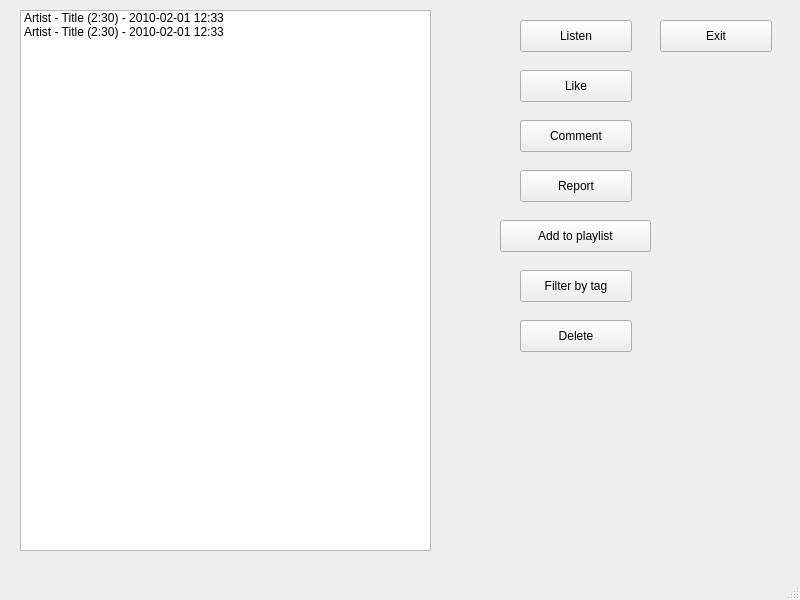
Qt form project/lab6/mainwindow.ui (aneroid11/Databases) before a commit.
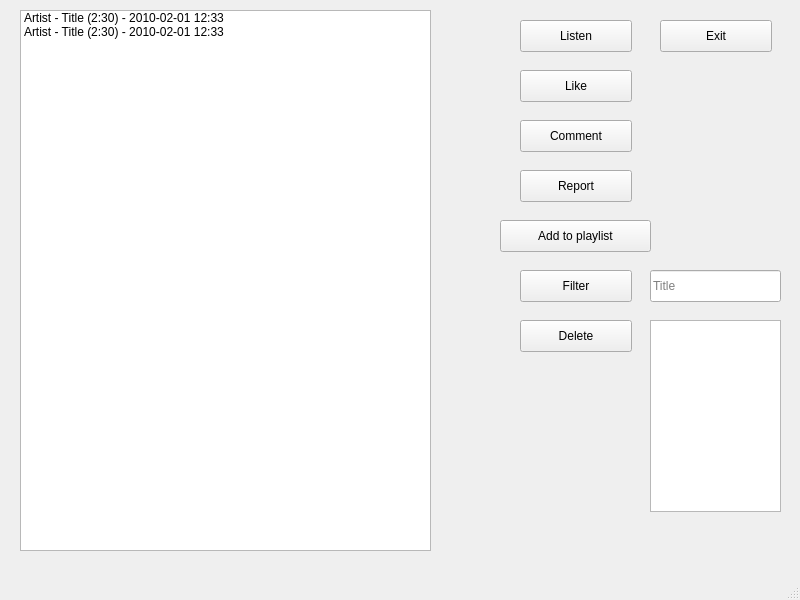
The same form after that commit. The open tabs and pages were chosen to show the change.

Commit message: search tracks by title

```diff
--- a/project/lab6/mainwindow.ui
+++ b/project/lab6/mainwindow.ui
@@ -763,7 +763,7 @@
        </rect>
       </property>
       <property name="text">
-       <string>Filter by tag</string>
+       <string>Filter</string>
       </property>
      </widget>
      <widget class="QPushButton" name="allTracks_deleteButton">
@@ -779,6 +779,32 @@
        <string>Delete</string>
       </property>
      </widget>
+     <widget class="QLineEdit" name="allTracks_titleFilter">
+      <property name="geometry">
+       <rect>
+        <x>650</x>
+        <y>270</y>
+        <width>131</width>
+        <height>32</height>
+       </rect>
+      </property>
+      <property name="placeholderText">
+       <string>Title</string>
+      </property>
+     </widget>
+     <widget class="QListWidget" name="allTracks_tagsFilter">
+      <property name="geometry">
+       <rect>
+        <x>650</x>
+        <y>320</y>
+        <width>131</width>
+        <height>192</height>
+       </rect>
+      </property>
+      <property name="selectionMode">
+       <enum>QAbstractItemView::MultiSelection</enum>
+      </property>
+     </widget>
     </widget>
     <widget class="QWidget" name="myTracksPage">
      <widget class="QListWidget" name="myTracks_tracksListWidget">
```
Left out of the diff: 4 changed lines with no effect on the pictures. The commit also changes 4 other files.
